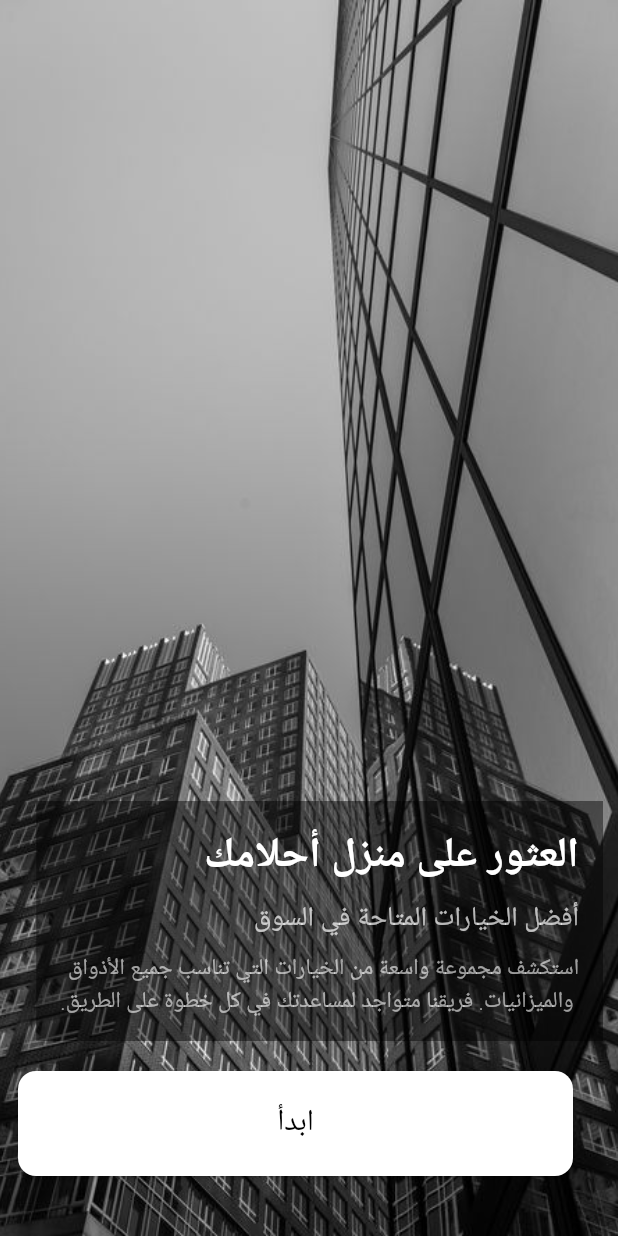
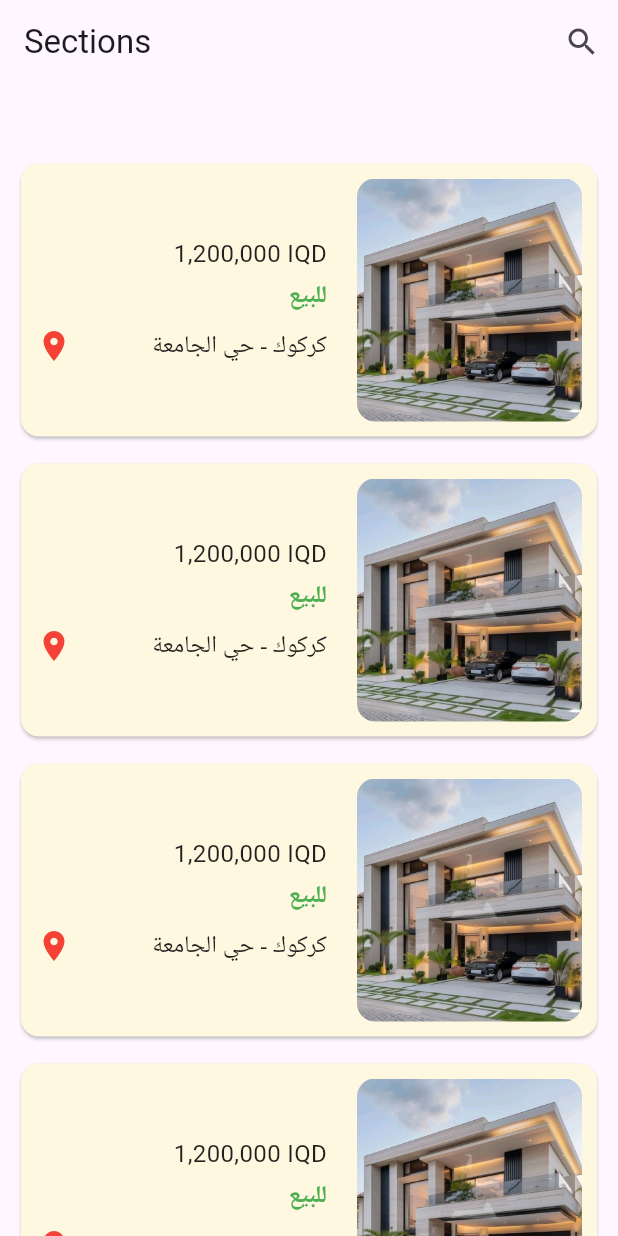
Before and after one commit to ahmedhasan-pr/Real-State, a Flutter app: the screen it shows after launch, on a phone screen of 412 x 824 dp. Run offline on Flutter 3.47's test engine with Material 3 defaults, Android fonts, the phone set to English and light mode, and no system bars; our stand-ins replace buttons_tabbar, image_picker, photo_view, skeletonizer; missing offline and left inert: animated_read_more_text, dart:ffi, day_night_switcher, search_page.

Commit message:
Initial commit

```diff
--- a/frontend/lib/Screen/HomePage.dart
+++ b/frontend/lib/Screen/HomePage.dart
@@ -2,6 +2,7 @@ import 'package:buttons_tabbar/buttons_tabbar.dart';
 import 'package:flutter/material.dart';
 import 'package:frontend/Model/model.dart';
 import 'package:frontend/Screen/DetailsPage.dart';
+import 'package:frontend/Screen/NotificationsPage.dart';
 import 'package:skeletonizer/skeletonizer.dart';
 import 'package:frontend/Api/api.dart';
 
@@ -12,7 +13,8 @@ class HomePage extends StatefulWidget {
   State<HomePage> createState() => _HomePageState();
 }
 
-class _HomePageState extends State<HomePage> with SingleTickerProviderStateMixin {
+class _HomePageState extends State<HomePage>
+    with SingleTickerProviderStateMixin {
   late TabController _tabController;
   late Future<List<Details>> futureDetails;
 
@@ -47,6 +49,12 @@ class _HomePageState extends State<HomePage> with SingleTickerProviderStateMixin
           IconButton(
             onPressed: () {
               // ... إجراءات الإشعارات
+              Navigator.push(
+                context,
+                MaterialPageRoute(
+                  builder: (context) => NotificationsPage(),
+                ),
+              );
             },
             icon: Icon(
               Icons.notifications,
@@ -190,6 +198,7 @@ class _HomePageState extends State<HomePage> with SingleTickerProviderStateMixin
       },
     );
   }
+
 // الهيكل العضمي للعناصر
   Widget _buildSkeletonizer() {
     return Skeletonizer(
@@ -208,7 +217,8 @@ class _HomePageState extends State<HomePage> with SingleTickerProviderStateMixin
             margin: const EdgeInsets.only(left: 20, right: 20, bottom: 10),
             shadowColor: Colors.black,
             elevation: 5,
-          shape: RoundedRectangleBorder(borderRadius: BorderRadius.circular(30)),
+            shape:
+                RoundedRectangleBorder(borderRadius: BorderRadius.circular(30)),
             child: Container(
               color: Colors.white,
               child: Stack(
@@ -225,7 +235,8 @@ class _HomePageState extends State<HomePage> with SingleTickerProviderStateMixin
                     top: 210,
                     right: 15,
                     child: Card(
-                    shape: BeveledRectangleBorder(borderRadius: BorderRadius.circular(2)),
+                      shape: BeveledRectangleBorder(
+                          borderRadius: BorderRadius.circular(2)),
                       color: Colors.grey.shade200, // محاكاة السعر
                       child: Container(
                         width: 100,
@@ -248,7 +259,8 @@ class _HomePageState extends State<HomePage> with SingleTickerProviderStateMixin
                     right: 15,
                     child: Row(
                       children: [
-                      Icon(Icons.location_on, color: Colors.grey[400], size: 30),
+                        Icon(Icons.location_on,
+                            color: Colors.grey[400], size: 30),
                         const SizedBox(width: 10),
                         Container(
                           width: 120,
@@ -266,6 +278,7 @@ class _HomePageState extends State<HomePage> with SingleTickerProviderStateMixin
       ),
     );
   }
+
 // عرض العناصر
   Widget _buildContent(List<Details> data) {
     return GridView.builder(
@@ -284,7 +297,8 @@ class _HomePageState extends State<HomePage> with SingleTickerProviderStateMixin
             Navigator.push(
               context,
               MaterialPageRoute(
-                builder: (context) => DetailsPage(detail: details), // تمرير البيانات إلى صفحة التفاصيل
+                builder: (context) => DetailsPage(
+                    detail: details), // تمرير البيانات إلى صفحة التفاصيل
               ),
             );
           },
@@ -293,7 +307,8 @@ class _HomePageState extends State<HomePage> with SingleTickerProviderStateMixin
             margin: const EdgeInsets.only(left: 30, right: 20, bottom: 10),
             shadowColor: Colors.black,
             elevation: 5,
-            shape: RoundedRectangleBorder(borderRadius: BorderRadius.circular(10)),
+            shape:
+                RoundedRectangleBorder(borderRadius: BorderRadius.circular(10)),
             child: Stack(
               children: [
                 Container(
@@ -312,9 +327,11 @@ class _HomePageState extends State<HomePage> with SingleTickerProviderStateMixin
                   top: 210,
                   right: 15,
                   child: Card(
-                    shape: BeveledRectangleBorder(borderRadius: BorderRadius.circular(2)),
+                    shape: BeveledRectangleBorder(
+                        borderRadius: BorderRadius.circular(2)),
                     color: Colors.white,
-                    child: Text(details.price, style: const TextStyle(fontSize: 20)),
+                    child: Text(details.price,
+                        style: const TextStyle(fontSize: 20)),
                   ),
                 ),
                 Positioned(
@@ -333,10 +350,12 @@ class _HomePageState extends State<HomePage> with SingleTickerProviderStateMixin
                   right: 15,
                   child: Row(
                     children: [
-                      Icon(Icons.location_on, color: Colors.grey[400], size: 30),
+                      Icon(Icons.location_on,
+                          color: Colors.grey[400], size: 30),
                       const SizedBox(width: 10),
                       Text(details.location,
-                          style: const TextStyle(fontWeight: FontWeight.bold, fontSize: 20)),
+                          style: const TextStyle(
+                              fontWeight: FontWeight.bold, fontSize: 20)),
                     ],
                   ),
                 ),
--- /dev/null
+++ b/frontend/lib/Screen/RealStateSectionsPage.dart
@@ -0,0 +1,269 @@
+import 'dart:ffi';
+import 'dart:ui' as ui; // تعيين بادئة لمكتبة dart:ui
+
+import 'package:flutter/material.dart';
+import 'package:search_page/search_page.dart';
+import 'package:skeletonizer/skeletonizer.dart';
+
+class RealStateSectionsPage extends StatefulWidget {
+  RealStateSectionsPage({super.key});
+
+  @override
+  State<RealStateSectionsPage> createState() => _RealStateSectionsPageState();
+}
+
+class _RealStateSectionsPageState extends State<RealStateSectionsPage> {
+  final List<String> sections = [
+    'Residential',
+    'Commercial',
+    'Industrial',
+    'Land',
+    'Retail'
+  ];
+  bool isLoading = true;
+  @override
+  void initState(){
+    super.initState();
+    ///محاكاة تحميل البيانات لمدة 3 ثانية
+    Future.delayed(Duration(seconds: 3),(){
+      setState(() {
+        isLoading = false; ///تغير الحالة الى تحميل المكتمل
+      });
+    });
+  }
+  Widget build(BuildContext context) {
+    return Scaffold(
+      appBar: PreferredSize(
+        preferredSize:  ui.Size.fromHeight(100.0), // تعيين ارتفاع AppBar
+        child: AppBar(
+          title: const Text('Sections'),
+          actions: [
+            IconButton(
+              icon: const Icon(Icons.search), // أيقونة البحث
+              onPressed: () {
+                showSearch(
+                  context: context,
+                  delegate: SearchPage<String>(
+                    items: sections,
+                    searchLabel: 'Search sections...',
+                    suggestion: const Center(child: Text('Filter sections')),
+                    failure: const Center(child: Text('No sections found')),
+                    filter: (section) => [section],
+                    builder: (section) => ListTile(title: Text(section)),
+                  ),
+                );
+              },
+            ),
+          ],
+        ),
+      ),
+      body: isLoading ? _buildSkeletonizer():_buildContent()
+    );
+  }
+
+//// الهيكل العضمي للعناصر
+  // ignore: unused_element
+  Widget _buildSkeletonizer() {
+    return Directionality(
+      textDirection: TextDirection.rtl,
+      child: Skeletonizer(
+        child: ListView.builder(
+            itemCount: 4,
+            itemBuilder: (BuildContext context, int index) {
+              return SizedBox(
+                height: 200, // ارتفاع العنصر
+                width: double.infinity, // عرض العنصر
+                child: Padding(
+                  padding: const EdgeInsets.symmetric(
+                    horizontal: 10,
+                    vertical: 5,
+                  ), // المسافة الخارجية
+                  child: Card(
+                    clipBehavior: Clip.antiAlias,
+
+                    color: Colors.grey.shade300, // لون المستطيل
+                    child: Row(
+                      crossAxisAlignment: CrossAxisAlignment.center,
+                      children: [
+                        /// مستطيل يمثل مكان الصورة
+                        Padding(
+                          padding: const EdgeInsets.all(10.0),
+                          child: ClipRRect(
+                            borderRadius: BorderRadius.circular(12),
+                            child: Container(
+                              height: 180, // ارتفاع المستطيل
+                              width: 150, // عرض المستطيل
+                              color: Colors.grey.shade300,
+                            ),
+                          ),
+                        ),
+
+                        ///مسافة بين العناصر
+                        /// مستطيلات تمثل النصوص الموقتة
+                        Expanded(
+                          child: Padding(
+                            padding: const EdgeInsets.all(10.0),
+                            child: Column(
+                              mainAxisAlignment: MainAxisAlignment.center,
+                              crossAxisAlignment: CrossAxisAlignment.start,
+                              children: [
+                                /// مستطيل يمثل النص الاول
+                                Align(
+                                  alignment: Alignment.centerRight,
+                                  child: Container(
+                                    width: 100, // العرض الكامل
+                                    height: 20, // ارتفاع المستطيل
+                                    color: Colors.grey.shade400,
+                                  ),
+                                ),
+                                const SizedBox(
+                                  height: 10,
+                                ),
+
+                                /// مستطيل يمثل النص الثاني
+                                Align(
+                                  alignment: Alignment.centerRight,
+                                  child: Container(
+                                    width: 30, // العرض الكامل
+                                    height: 20, // ارتفاع المستطيل
+                                    color: Colors.grey.shade400,
+                                  ),
+                                ),
+                                const SizedBox(
+                                  height: 10,
+                                ),
+
+                                /// مستطيل يمثل النص الثالث
+                                Row(
+                                  mainAxisAlignment:
+                                      MainAxisAlignment.spaceBetween,
+                                  children: [
+                                     Expanded(
+                                      child: Container(
+                                        height: 20,
+                                        color: Colors.grey.shade400,
+                                      ),
+                                    ),
+                                    const SizedBox(
+                                      width: 50,
+                                    ),
+                                    ClipRRect(
+                                      borderRadius: BorderRadius.circular(12),
+                                      child: Container(
+                                        width: 20, // العرض ايقونة
+                                        height: 20, // ارتفاع ايقونة
+                                        color: Colors.grey.shade400,
+                                      ),
+                                    ),
+
+
+                                  ],
+                                ),
+                              ],
+                            ),
+                          ),
+                        ),
+                      ],
+                    ),
+                  ),
+                ),
+              );
+            }),
+      ),
+    );
+  }
+
+  /// محتويات العناصر
+  Widget _buildContent() {
+    return ListView.builder(
+      itemCount:
+          4, // عدد العناصر في القائمة (يمكنك تغييره حسب البيانات المتاحة)
+      itemBuilder: (BuildContext context, int index) {
+        return SizedBox(
+          height: 200, // ارتفاع العنصر
+          width: double.infinity, // العرض الكامل
+          child: Padding(
+            padding: const EdgeInsets.symmetric(
+                horizontal: 10, vertical: 5), // الحواف الخارجية
+            child: Card(
+              clipBehavior: Clip.antiAlias,
+              color: Colors.amber.shade50, // لون خلفية البطاقة
+              child: Row(
+                crossAxisAlignment: CrossAxisAlignment.center,
+                children: [
+                  // النصوص
+                  const Expanded(
+                    child: Padding(
+                      padding: EdgeInsets.all(10.0),
+                      child: Column(
+                        mainAxisAlignment: MainAxisAlignment.center,
+                        crossAxisAlignment: CrossAxisAlignment.start,
+                        children: [
+                          Align(
+                            alignment: Alignment.centerRight,
+                            child: Text(
+                              '1,200,000 IQD', // سعر العقار
+                              style: TextStyle(
+                                fontSize: 16,
+                                color: Colors.black87,
+                              ),
+                            ),
+                          ),
+                          SizedBox(height: 5),
+                          Align(
+                            alignment: Alignment.centerRight,
+                            child: Text(
+                              'للبيع', // حالة البيع أو الإيجار
+                              style: TextStyle(
+                                fontSize: 16,
+                                color: Colors.green,
+                                fontWeight: FontWeight.bold,
+                              ),
+                            ),
+                          ),
+                          SizedBox(height: 10),
+                          Row(
+                            mainAxisAlignment: MainAxisAlignment.spaceBetween,
+                            children: [
+                              Icon(Icons.location_on_sharp, color: Colors.red),
+                              SizedBox(width: 5),
+                              Expanded(
+                                child: Text(
+                                  'كركوك - حي الجامعة', // المنطقة
+                                  style: TextStyle(
+                                    fontSize: 16,
+                                    color: Colors.black87,
+                                  ),
+                                  textAlign: TextAlign.right,
+                                  overflow: TextOverflow
+                                      .ellipsis, // لتجنب النص الزائد
+                                ),
+                              ),
+                            ],
+                          ),
+                        ],
+                      ),
+                    ),
+                  ),
+                  // الصورة
+                  Padding(
+                    padding: const EdgeInsets.all(10.0),
+                    child: ClipRRect(
+                      borderRadius: BorderRadius.circular(12),
+                      child: Image.asset(
+                        'assets/house1.jpg', // الصورة
+                        height: 180,
+                        width: 150,
+                        fit: BoxFit.cover, // تغطية الصورة
+                      ),
+                    ),
+                  ),
+                ],
+              ),
+            ),
+          ),
+        );
+      },
+    );
+  }
+}
--- a/frontend/lib/main.dart
+++ b/frontend/lib/main.dart
@@ -4,6 +4,7 @@ import 'package:frontend/Screen/HomePage.dart';
 import 'package:frontend/Screen/Intropage.dart';
 import 'package:frontend/Screen/NavBarPage.dart';
 import 'package:frontend/Screen/NotificationsPage.dart';
+import 'package:frontend/Screen/RealStateSectionsPage.dart';
 import 'package:provider/provider.dart';
 void main() {
   runApp(const MyApp());
@@ -18,9 +19,9 @@ class MyApp extends StatelessWidget {
 
     return ChangeNotifierProvider(
       create: (context)=>FavoriteProvider(),
-      child: const MaterialApp(
+      child: MaterialApp(
        debugShowCheckedModeBanner: false,
-       home: Intropage(),
+       home: RealStateSectionsPage()
       ),
     );
   }
--- a/frontend/pubspec.yaml
+++ b/frontend/pubspec.yaml
@@ -47,6 +47,7 @@ dependencies:
   image_picker: ^0.8.5+3
   persistent_bottom_nav_bar: ^6.2.1
   skeletonizer: ^1.4.2
+  search_page: ^2.3.0
   flutter_test:
     sdk: flutter
 
```
Also changed, not shown: frontend/pubspec.lock, 1 other file. Lines whose indentation alone changed are shown as unchanged.
